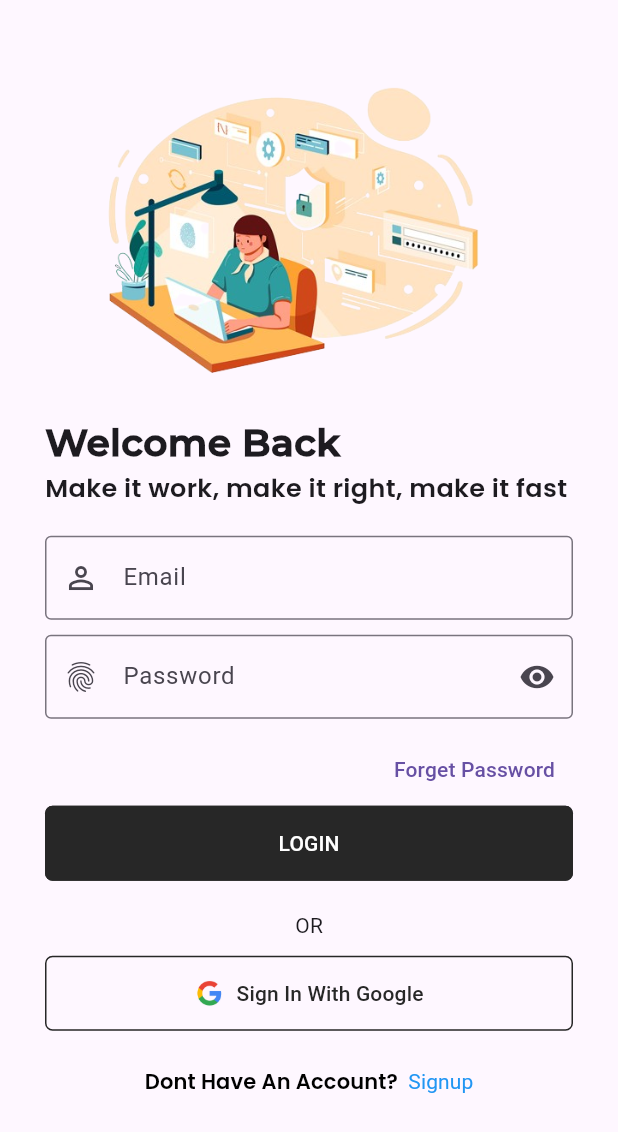
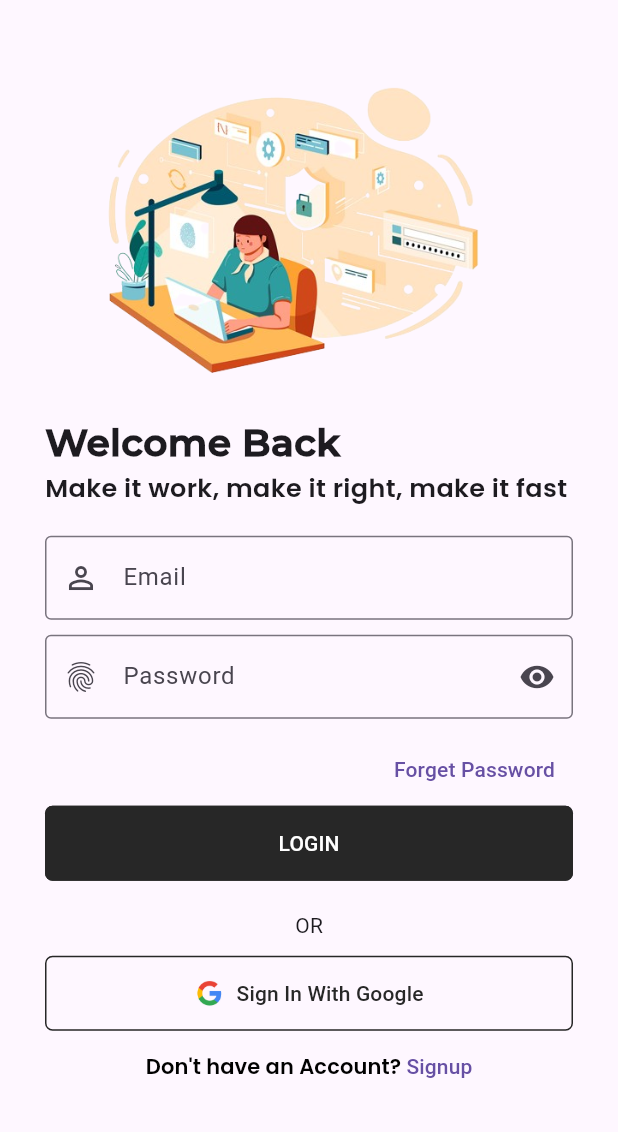
Before and after one commit to itsradaideh/servy_app, a Flutter app: the screen it shows after launch, after a tap on "LOGIN", on a phone screen of 412 x 824 dp. Shown: the top 1132 px of the screen. Run offline on Flutter 3.47's test engine with Material 3 defaults, Android fonts, the phone set to English and light mode, and no system bars; our stand-ins replace get, liquid_swipe, smooth_page_indicator; project files that could hold a hidden picture were left out.

Commit message:
signup & login

```diff
--- /dev/null
+++ b/devtools_options.yaml
@@ -0,0 +1 @@
+extensions:
--- a/lib/src/constants/sizes.dart
+++ b/lib/src/constants/sizes.dart
@@ -1,4 +1,6 @@
 //-- App defult Sizing --
 
 const tDefultSize = 30.0;
+const tSplashContainerSize = 30.0;
 const tButtonheight = 15.0;
+const tFormHeight = 30.0;
--- a/lib/src/constants/text.dart
+++ b/lib/src/constants/text.dart
@@ -21,7 +21,7 @@ const String tOnBoardingCounter2 = "2/4";
 const String tOnBoardingCounter3 = "3/4";
 const String tOnBoardingCounter4 = "4/4";
 
-//--On Boarding Text--
+//--Welcome Screen Text
 
 const String tWelcomeTitle = "Build Servy Apps";
 const String tWelcomeSubTitle =
@@ -32,4 +32,10 @@ const String tWelcomeSubTitle =
 const String tLoginTitle = "Welcome Back";
 const String tLoginSubTitle = "Make it work, make it right, make it fast";
 const String tRemembarMe = "Remembar Me?";
-const String tAlreadyHaveAnAccount = "Already have an Account?";
+const String tDontHaveAnAccount = "Don't have an Account? ";
+
+//--Sign Up Screen Text
+
+const String tSignUpTitle = "Get On Board!";
+const String tSignUpSubTitle = "Create your profile to start your Journey with us...";
+const String tAlreadyHaveAnAccount = "Already have an Account? ";
--- a/lib/src/features/authentication/controllers/splash_screen_controller.dart
+++ b/lib/src/features/authentication/controllers/splash_screen_controller.dart
@@ -1,5 +1,4 @@
 import 'package:get/get.dart';
-import 'package:servy_app/src/features/authentication/screens/on_boarding/on_boarding_screen.dart';
 import 'package:servy_app/src/features/authentication/screens/welcome/welcome_screen.dart';
 
 class SplashScreenController extends GetxController {
--- a/lib/src/features/authentication/screens/login/login_footer_widget.dart
+++ b/lib/src/features/authentication/screens/login/login_footer_widget.dart
@@ -1,5 +1,9 @@
 import 'package:flutter/material.dart';
+import 'package:get/get_core/get_core.dart';
+import 'package:get/get_navigation/get_navigation.dart';
 import 'package:servy_app/src/constants/image_string.dart';
+import 'package:servy_app/src/constants/text.dart';
+import 'package:servy_app/src/features/authentication/screens/signup/signup_screen.dart';
 
 class LoginFooterWidget extends StatelessWidget {
   const LoginFooterWidget({
@@ -24,20 +28,19 @@ class LoginFooterWidget extends StatelessWidget {
             label: const Text("Sign In With Google"),
           ),
         ),
-        const SizedBox(
-          height: 10,
-        ),
         TextButton(
-          onPressed: () {},
+          onPressed: () => Get.to(() => const SignUpScreen()),
           child: const Text.rich(
             TextSpan(
-              text: "Dont Have An Account?  ",
-              style: TextStyle(
-                  fontFamily: 'Poppins',
-                  color: Colors.black,
-                  fontWeight: FontWeight.w400),
               children: [
-                TextSpan(text: 'Signup', style: TextStyle(color: Colors.blue)),
+                TextSpan(
+                  text: tDontHaveAnAccount,
+                  style: TextStyle(
+                      fontFamily: 'Poppins',
+                      color: Colors.black,
+                      fontWeight: FontWeight.w400),
+                ),
+                TextSpan(text: 'Signup'),
               ],
             ),
           ),
--- a/lib/src/features/authentication/screens/login/login_form_widget.dart
+++ b/lib/src/features/authentication/screens/login/login_form_widget.dart
@@ -14,20 +14,23 @@ class LoginForm extends StatelessWidget {
           crossAxisAlignment: CrossAxisAlignment.start,
           children: [
             TextFormField(
+              keyboardType: TextInputType.emailAddress,
               decoration: const InputDecoration(
                   prefixIcon: Icon(Icons.person_outline_outlined),
                   labelText: "Email",
-                  hintText: "Email",
+                  // hintText: "Email",
                   border: OutlineInputBorder()),
             ),
             const SizedBox(
               height: 10,
             ),
             TextFormField(
+              keyboardType: TextInputType.visiblePassword,
+              obscureText: true,
               decoration: const InputDecoration(
                   prefixIcon: Icon(Icons.fingerprint),
                   labelText: "Password",
-                  hintText: "Password",
+                  // hintText: "Password",
                   border: OutlineInputBorder(),
                   suffixIcon: IconButton(
                     onPressed: null,
@@ -40,7 +43,9 @@ class LoginForm extends StatelessWidget {
             Align(
               alignment: Alignment.centerRight,
               child: TextButton(
-                  onPressed: () {}, child: const Text("Forget Password")),
+                onPressed: () {},
+                child: const Text("Forget Password"),
+              ),
             ),
             SizedBox(
               width: double.infinity,
--- a/lib/src/features/authentication/screens/splash_screen/splash_screens.dart
+++ b/lib/src/features/authentication/screens/splash_screen/splash_screens.dart
@@ -36,7 +36,7 @@ class SplshScreen extends StatelessWidget {
           Obx(
             () => AnimatedPositioned(
               duration: const Duration(milliseconds: 1600),
-              top: 220,
+              top: 120,
               left: splashController.animate.value ? 30 : -40,
               child: AnimatedOpacity(
                 duration: const Duration(microseconds: 1600),
@@ -49,7 +49,7 @@ class SplshScreen extends StatelessWidget {
                       style: TextStyle(
                           fontSize: 26,
                           fontWeight: FontWeight.w900,
-                          fontFamily: 'Montserrat-SemiBold\n'),
+                          fontFamily: 'Montserrat-SemiBold'),
                     ),
                     Text(
                       "possibilities and innovation!\n",
--- a/lib/src/features/authentication/screens/welcome/welcome_screen.dart
+++ b/lib/src/features/authentication/screens/welcome/welcome_screen.dart
@@ -5,6 +5,7 @@ import 'package:servy_app/src/constants/colors.dart';
 import 'package:servy_app/src/constants/image_string.dart';
 import 'package:servy_app/src/constants/text.dart';
 import 'package:servy_app/src/features/authentication/screens/login/login_screen.dart';
+import 'package:servy_app/src/features/authentication/screens/signup/signup_screen.dart';
 
 class WelcomeScreen extends StatelessWidget {
   const WelcomeScreen({super.key});
@@ -18,8 +19,7 @@ class WelcomeScreen extends StatelessWidget {
 
     return Scaffold(
       backgroundColor: isDarkMode ? kSecondaryColor : kPrimaryColorGreen,
-      body: Container(
-        child: Padding(
+      body: Padding(
         padding: const EdgeInsets.all(30),
         child: Column(
           mainAxisAlignment: MainAxisAlignment.spaceEvenly,
@@ -48,26 +48,25 @@ class WelcomeScreen extends StatelessWidget {
               children: [
                 Expanded(
                   child: OutlinedButton(
+                    onPressed: () => Get.to(() => const SignUpScreen()),
+                    child: Text(
+                      "Signup".toUpperCase(),
+                    ),
+                  ),
+                ),
+                const SizedBox(width: 10.0),
+                Expanded(
+                  child: ElevatedButton(
                       onPressed: () => Get.to(() => const LoginScreen()),
                       child: Text(
                         "Login".toUpperCase(),
                       )),
-                  ),
-                  const SizedBox(width: 10.0),
-                  Expanded(
-                    child: ElevatedButton(
-                      onPressed: () {},
-                      child: Text(
-                        "Signup".toUpperCase(),
-                      ),
-                    ),
                 ),
               ],
             )
           ],
         ),
       ),
-      ),
     );
   }
 }
```
Also changed, not shown: lib/src/common_widgets/form/form_header_widget.dart (added, +41 -0 lines), lib/src/features/authentication/screens/signup/signup_screen.dart (added, +73 -0 lines), lib/src/features/authentication/screens/signup/widget/signup_form_widget.dart (added, +88 -0 lines). Lines whose indentation alone changed are shown as unchanged.
